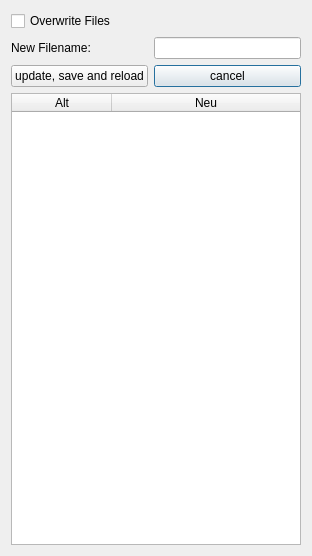
The window that ui/renumberDialog.ui (sharon92/Hydret1D-GUI) describes before a commit, drawn with Qt 5.
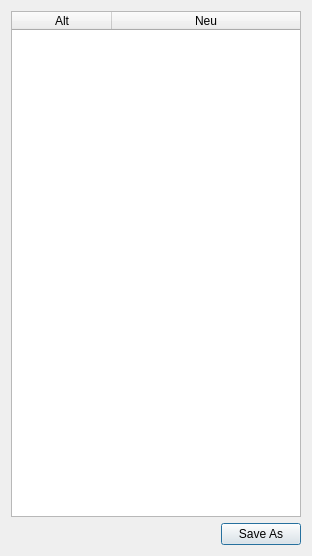
The same window after the commit.

Diff of the .ui file:
```diff
--- a/ui/renumberDialog.ui
+++ b/ui/renumberDialog.ui
@@ -19,14 +19,27 @@
    <string>Renumber </string>
   </property>
   <layout class="QGridLayout" name="gridLayout">
-   <item row="3" column="2">
-    <widget class="QPushButton" name="cancel">
+   <item row="1" column="1">
+    <widget class="QPushButton" name="ok">
      <property name="text">
-      <string>cancel</string>
+      <string>Save As</string>
      </property>
     </widget>
    </item>
-   <item row="4" column="1" colspan="2">
+   <item row="1" column="0">
+    <spacer name="horizontalSpacer">
+     <property name="orientation">
+      <enum>Qt::Horizontal</enum>
+     </property>
+     <property name="sizeHint" stdset="0">
+      <size>
+       <width>40</width>
+       <height>20</height>
+      </size>
+     </property>
+    </spacer>
+   </item>
+   <item row="0" column="0" colspan="2">
     <widget class="QTableWidget" name="sheet">
      <property name="alternatingRowColors">
       <bool>true</bool>
@@ -46,34 +59,6 @@
      </column>
     </widget>
    </item>
-   <item row="3" column="1">
-    <widget class="QPushButton" name="ok">
-     <property name="text">
-      <string>update, save and reload</string>
-     </property>
-    </widget>
-   </item>
-   <item row="1" column="1">
-    <widget class="QLabel" name="label">
-     <property name="text">
-      <string>New Filename:</string>
-     </property>
-    </widget>
-   </item>
-   <item row="0" column="1">
-    <widget class="QCheckBox" name="overwrite">
-     <property name="text">
-      <string>Overwrite Files</string>
-     </property>
-    </widget>
-   </item>
-   <item row="1" column="2">
-    <widget class="QLineEdit" name="dataname">
-     <property name="toolTip">
-      <string>&lt;html&gt;&lt;head/&gt;&lt;body&gt;&lt;p&gt;Datei Name für Start, Pro, und Hyd Format&lt;/p&gt;&lt;/body&gt;&lt;/html&gt;</string>
-     </property>
-    </widget>
-   </item>
   </layout>
  </widget>
  <resources/>
```
